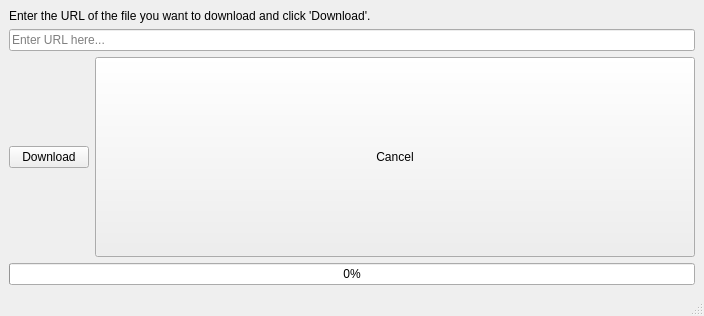
Qt form src/mainwindow.ui (d351d3r/qt-downloader) before a commit.
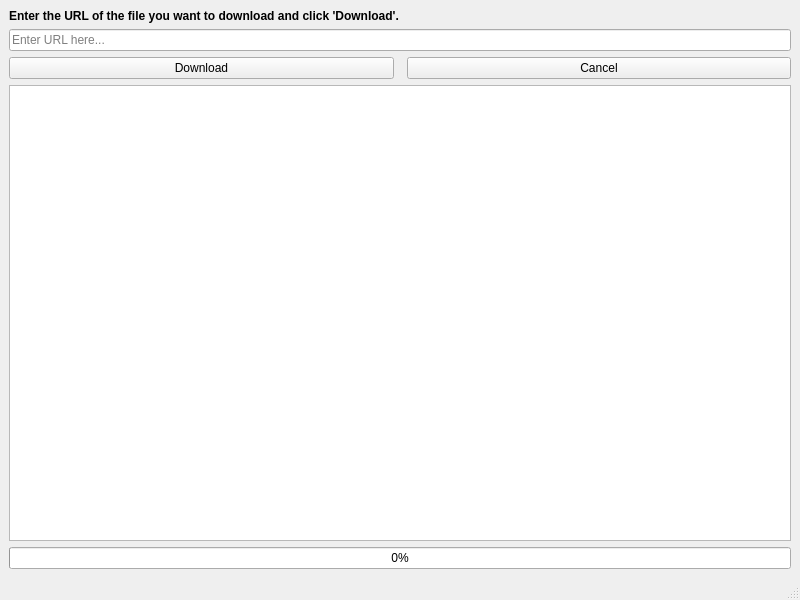
The same form after that commit.

What changed in the file:
```diff
--- a/src/mainwindow.ui
+++ b/src/mainwindow.ui
@@ -6,20 +6,26 @@
    <rect>
     <x>0</x>
     <y>0</y>
-    <width>600</width> <!-- Увеличенный размер -->
-    <height>200</height>
+    <width>800</width> <!-- Увеличенная ширина -->
+    <height>600</height> <!-- Увеличенная высота -->
    </rect>
   </property>
   <property name="windowTitle">
    <string>Qt File Downloader</string>
   </property>
-  <widget class="QWidget" name="centralwidget">
+    <widget class="QWidget" name="centralwidget">
    <layout class="QVBoxLayout" name="verticalLayout">
     <item>
      <widget class="QLabel" name="descriptionLabel">
       <property name="text">
        <string>Enter the URL of the file you want to download and click 'Download'.</string>
       </property>
+      <property name="font">
+       <font>
+        <weight>75</weight>
+        <bold>true</bold>
+       </font>
+      </property>
      </widget>
     </item>
     <item>
@@ -38,6 +44,16 @@
         </property>
        </widget>
       </item>
+      <item>
+       <spacer name="horizontalSpacer">
+        <property name="orientation">
+         <enum>Qt::Horizontal</enum>
+        </property>
+        <property name="sizeType">
+         <enum>QSizePolicy::Expanding</enum>
+        </property>
+       </spacer>
+      </item>
       <item>
        <widget class="QPushButton" name="cancelButton">
         <property name="text">
@@ -46,16 +62,15 @@
         <property name="visible">
          <bool>false</bool>
         </property>
-        <property name="minimumSize">
-         <size>
-          <width>600</width>
-          <height>200</height>
-         </size>
-        </property>
        </widget>
       </item>
      </layout>
     </item>
+    <item>
+     <widget class="QTableView" name="tableView">
+      <!-- Настройка стиля таблицы здесь -->
+     </widget>
+    </item>
     <item>
      <widget class="QProgressBar" name="progressBar">
       <property name="visible">
```
Left out of the diff: 13 changed lines with no effect on the pictures.
